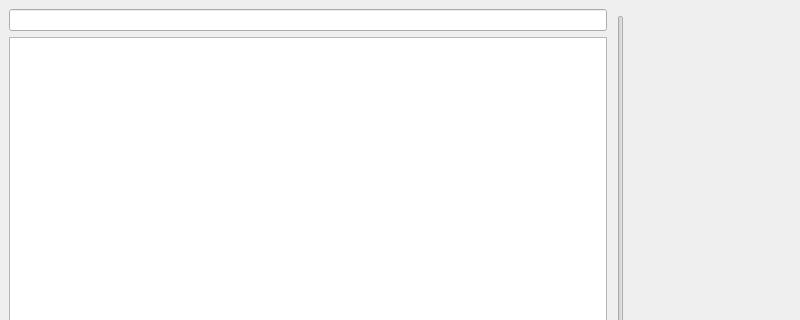
undefined-moe/cs2022, file mainwindow.ui: the form before one commit; both pictures show x 0 to 800 and y 0 to 320 of the 800 by 600 pixel window.
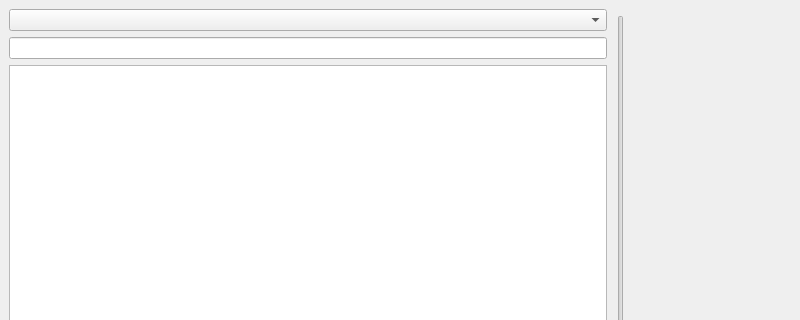
The form after the commit.

Commit message: songs sort

```diff
--- a/mainwindow.ui
+++ b/mainwindow.ui
@@ -17,6 +17,9 @@
     <layout class="QHBoxLayout" name="layout">
       <item>
         <layout class="QVBoxLayout" name="layoutLeft">
+          <item>
+            <widget class="QComboBox" name="comboBox" />
+          </item>
           <item>
             <widget class="QLineEdit" name="searchBox" />
           </item>
```
The commit also changes 2 other files.
